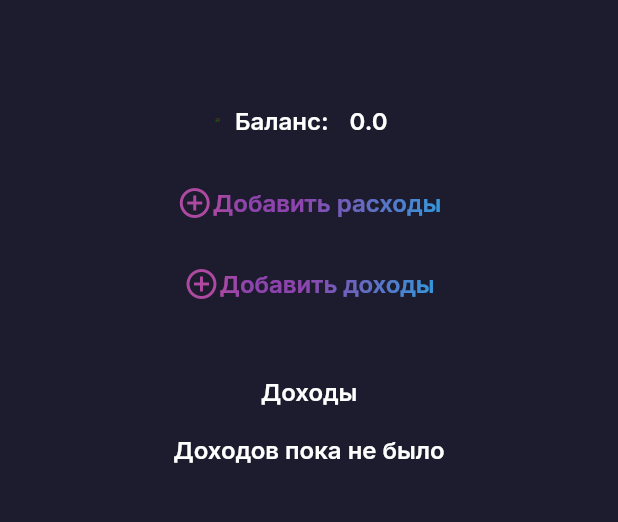
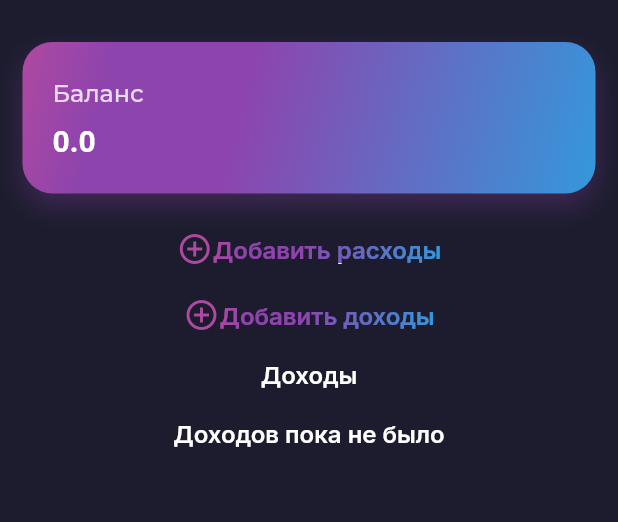
Before and after one commit to Kolibrin1/family_budget, a Flutter app: the ProfileBody screen opened directly with empty values, on a phone screen of 412 x 824 dp, the part 84-606 px from its top. Run offline on Flutter 3.47's test engine with Material 3 defaults, Android fonts, the light colour scheme and no system bars; our stand-ins replace auto_route, bloc, dio, equatable, fl_chart, flutter_bloc and 16 more; missing offline and left inert: gif; accounts and stored records are empty; network calls fail.

Commit message:
перерисован профиль, правки авторизации

```diff
--- a/lib/ui/screens/auth/bloc/auth_event.dart
+++ b/lib/ui/screens/auth/bloc/auth_event.dart
@@ -36,7 +36,6 @@ class OnAuthEvent extends AuthEvent {
     required this.currency,
     required this.authType,
     required this.onAuthCompleted,
-    this.birthday,
   });
 
   final String login;
@@ -45,5 +44,4 @@ class OnAuthEvent extends AuthEvent {
   final String currency;
   final AuthType authType;
   final Function() onAuthCompleted;
-  final DateTime? birthday;
 }
--- a/lib/ui/screens/profile/widgets/profile_body.dart
+++ b/lib/ui/screens/profile/widgets/profile_body.dart
@@ -54,41 +54,91 @@ class ProfileBody extends StatelessWidget {
       ),
       statusBarPadding: false,
       willPop: false,
+      child: SingleChildScrollView(
         child: Padding(
           padding: const EdgeInsets.symmetric(vertical: 16, horizontal: 15),
           child: Column(
             crossAxisAlignment: CrossAxisAlignment.center,
             children: [
               const SizedBox(height: 12),
-            Text(user.login ?? '', style: theme.textTheme.displaySmall?.copyWith(fontWeight: FontWeight.w600)),
-            const SizedBox(height: 12),
               _buildBalanceRow(theme),
               const SizedBox(height: 25),
               _buildActionRow(context, 'Добавить расходы', ProfileInitExpenseEvent()),
-            const SizedBox(height: 30),
+              const SizedBox(height: 20),
               _buildActionRow(context, 'Добавить доходы', ProfileInitIncomeEvent()),
-            const SizedBox(height: 50),
+              const SizedBox(height: 18),
               Text('Доходы', style: theme.textTheme.titleMedium),
               const SizedBox(height: 20),
-            Expanded(child: _buildIncomesList(context)),
+              _buildIncomesList(context),
             ],
+          ),
         ),
       ),
     );
   }
 
   Widget _buildBalanceRow(ThemeData theme) {
-    return Row(
-      mainAxisAlignment: MainAxisAlignment.center,
+    return Container(
+      width: double.infinity,
+      padding: const EdgeInsets.symmetric(vertical: 24, horizontal: 20),
+      decoration: BoxDecoration(
+        gradient: LinearGradient(
+          colors: gradientColors,
+          stops: const [0.0, 0.15, 0.38, 1.0],
+          begin: Alignment.topLeft,
+          end: Alignment.bottomRight,
+        ),
+        borderRadius: BorderRadius.circular(20),
+        boxShadow: [
+          BoxShadow(
+            color: AppColors.primary.withOpacity(0.3),
+            blurRadius: 15,
+            offset: const Offset(0, 8),
+          ),
+        ],
+      ),
+      child: Column(
+        crossAxisAlignment: CrossAxisAlignment.start,
         children: [
-        SvgPicture.asset('assets/icons/balance_icon.svg', height: 36, width: 3),
-        const SizedBox(width: 10),
-        Text('Баланс: ', style: theme.textTheme.titleMedium),
-        const SizedBox(width: 10),
-        Text('${user.balance}', style: theme.textTheme.titleMedium),
-        const SizedBox(width: 10),
-        Text(user.currency!, style: theme.textTheme.titleMedium),
+          Row(
+            mainAxisAlignment: MainAxisAlignment.spaceBetween,
+            children: [
+              Text(
+                'Баланс',
+                style: theme.textTheme.bodyLarge?.copyWith(
+                  color: Colors.white.withOpacity(0.8),
+                ),
+              ),
+              Text(
+                user.login ?? '',
+                style: theme.textTheme.displaySmall?.copyWith(
+                  fontWeight: FontWeight.w600,
+                ),
+              ),
             ],
+          ),
+          const SizedBox(height: 8),
+          Row(
+            crossAxisAlignment: CrossAxisAlignment.end,
+            children: [
+              Text(
+                '${user.balance}',
+                style: theme.textTheme.headlineLarge?.copyWith(
+                  color: Colors.white,
+                  fontWeight: FontWeight.bold,
+                ),
+              ),
+              const SizedBox(width: 8),
+              Text(
+                user.currency!,
+                style: theme.textTheme.titleLarge?.copyWith(
+                  color: Colors.white,
+                ),
+              ),
+            ],
+          ),
+        ],
+      ),
     );
   }
 
```
Also changed, not shown: lib/ui/screens/auth/widgets/auth_detail_screen.dart (+4 -78 lines), lib/ui/screens/diagram/widgets/category_analytics_bottom_sheet.dart (+4 -4 lines). Lines whose indentation alone changed are shown as unchanged.
